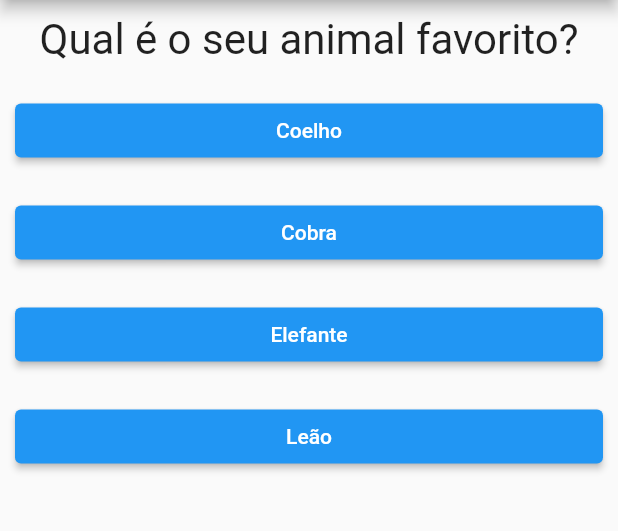
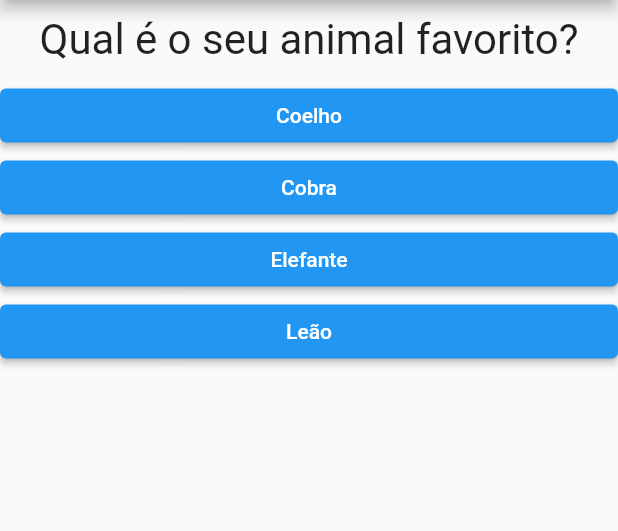
Before and after one commit to G-campos/app-perguntas, a Flutter app: the screen it shows after launch, after a tap on "Preto", on a phone screen of 412 x 824 dp, the part 84-615 px from its top. Run offline on Flutter 3.47's test engine with Material 2 defaults, Android fonts, the phone set to English and light mode, and no system bars.

Commit message:
refactor and fix

```diff
--- a/lib/main.dart
+++ b/lib/main.dart
@@ -1,39 +1,51 @@
 import 'package:flutter/material.dart';
-import 'package:projeto_perguntas/questionario.dart';
-import 'package:projeto_perguntas/resultado.dart';
+import './questionario.dart';
+import './resultado.dart';
 
-main() => runApp(const PerguntaApp());
+void main() => runApp(const PerguntaApp());
 
 class _PerguntaAppState extends State<PerguntaApp> {
   var _perguntaSelecionada = 0;
-
+  var _pontuacaoTotal = 0;
   final _perguntas = const [
     {
       'texto': 'Qual é a sua cor favorita?',
-      'respostas': ['Preto', 'Vermelho', 'Verde', 'Branco']
+      'respostas': [
+        {'texto': 'Preto', 'pontuacao': 10},
+        {'texto': 'Vermelho', 'pontuacao': 5},
+        {'texto': 'Verde', 'pontuacao': 3},
+        {'texto': 'Branco', 'pontuacao': 1},
+      ],
     },
     {
       'texto': 'Qual é o seu animal favorito?',
-      'respostas': ['Coelho', 'Cobra', 'Elefante', 'Leão']
+      'respostas': [
+        {'texto': 'Coelho', 'pontuacao': 10},
+        {'texto': 'Cobra', 'pontuacao': 5},
+        {'texto': 'Elefante', 'pontuacao': 3},
+        {'texto': 'Leão', 'pontuacao': 1},
+      ],
     },
     {
       'texto': 'Qual é o seu instrutor favorito?',
-      'respostas': ['Maria', 'João', 'Leo', 'Pedro']
+      'respostas': [
+        {'texto': 'Leo', 'pontuacao': 10},
+        {'texto': 'Maria', 'pontuacao': 5},
+        {'texto': 'João', 'pontuacao': 3},
+        {'texto': 'Pedro', 'pontuacao': 1},
+      ],
     }
   ];
 
-  void _responder() {
+  void _responder(int pontuacao) {
     if (temPerguntaSelecionada) {
       setState(() {
         _perguntaSelecionada++;
+        _pontuacaoTotal += pontuacao;
       });
     }
-  }
 
-  void _reiniciar() {
-    setState(() {
-      _perguntaSelecionada = 0;
-    });
+    print(_pontuacaoTotal);
   }
 
   bool get temPerguntaSelecionada {
@@ -51,11 +63,10 @@ class _PerguntaAppState extends State<PerguntaApp> {
             ? Questionario(
                 perguntas: _perguntas,
                 perguntaSelecionada: _perguntaSelecionada,
-                  responder: _responder)
-              : Resultado(
-                  'Reiniciar!',
-                  _reiniciar,
-                )),
+                quandoResponder: _responder,
+              )
+            : const Resultado(),
+      ),
     );
   }
 }
--- a/lib/questao.dart
+++ b/lib/questao.dart
@@ -1,11 +1,9 @@
 import 'package:flutter/material.dart';
 
 class Questao extends StatelessWidget {
-  // const Questao({super.key});
+  final String texto;
 
-  String texto;
-
-  Questao(this.texto, {super.key});
+  const Questao(this.texto, {super.key});
 
   @override
   Widget build(BuildContext context) {
--- a/lib/questionario.dart
+++ b/lib/questionario.dart
@@ -1,18 +1,18 @@
 import 'package:flutter/material.dart';
-import 'package:projeto_perguntas/questao.dart';
-import 'package:projeto_perguntas/resposta.dart';
+import './questao.dart';
+import './resposta.dart';
 
 class Questionario extends StatelessWidget {
+  final List<Map<String, Object>> perguntas;
+  final int perguntaSelecionada;
+  final void Function(int) quandoResponder;
+
   const Questionario({
-    super.key,
     required this.perguntas,
     required this.perguntaSelecionada,
-    required this.responder,
+    required this.quandoResponder,
+    super.key,
   });
-
-  final List<Map<String, Object>> perguntas;
-  final int perguntaSelecionada;
-  final void Function() responder;
 
   bool get temPerguntaSelecionada {
     return perguntaSelecionada < perguntas.length;
@@ -20,24 +20,20 @@ class Questionario extends StatelessWidget {
 
   @override
   Widget build(BuildContext context) {
-    List<String> respostas = temPerguntaSelecionada
-        ? perguntas[perguntaSelecionada].cast()['respostas']
+    List<Map<String, Object>> respostas = temPerguntaSelecionada
+        ? perguntas[perguntaSelecionada]['respostas']
+            as List<Map<String, Object>>
         : [];
 
-    // List<Map<String, Object>> respostas = temPerguntaSelecionada
-    //     ? perguntas[perguntaSelecionada]['respostas']
-    //         as List<Map<String, Object>>
-    //     : [];
-
     return Column(
-      children: <Widget>[
-        Questao(
-          perguntas[perguntaSelecionada]['texto'].toString(),
-        ),
-        ...respostas.map((texto) => Resposta(texto, responder)).toList(),
-        // ...respostas
-        //     .map((resp) => Resposta(resp['texto'] as String, quandoResponder))
-        //     .toList(),
+      children: [
+        Questao(perguntas[perguntaSelecionada]['texto'] as String),
+        ...respostas.map((resp) {
+          return Resposta(
+            resp['texto'] as String,
+            () => quandoResponder(resp['pontuacao'] as int),
+          );
+        }).toList(),
       ],
     );
   }
--- a/lib/resposta.dart
+++ b/lib/resposta.dart
@@ -1,17 +1,20 @@
 import 'package:flutter/material.dart';
 
 class Resposta extends StatelessWidget {
-  const Resposta(this.texto, this.quandoSelecionado, {super.key});
-
   final String texto;
   final void Function() quandoSelecionado;
 
+  const Resposta(this.texto, this.quandoSelecionado, {super.key});
+
   @override
   Widget build(BuildContext context) {
-    return Container(
+    return SizedBox(
       width: double.infinity,
-      margin: const EdgeInsets.all(10),
       child: ElevatedButton(
+        style: ElevatedButton.styleFrom(
+          backgroundColor: Colors.blue,
+          foregroundColor: Colors.white,
+        ),
         onPressed: quandoSelecionado,
         child: Text(texto),
       ),
--- a/lib/resultado.dart
+++ b/lib/resultado.dart
@@ -1,32 +1,17 @@
 import 'package:flutter/material.dart';
 
 class Resultado extends StatelessWidget {
-  const Resultado(this.texto, this.quandoSelecionado, {super.key});
-
-  final String texto;
-  final void Function() quandoSelecionado;
+  const Resultado({super.key});
 
   @override
   Widget build(BuildContext context) {
-    return Column(
-      mainAxisAlignment: MainAxisAlignment.center,
-      children: <Widget>[
-        const Text(
-          'Parabéns',
-          style: TextStyle(fontSize: 28),
+    return const Center(
+      child: Text(
+        'Parabéns!',
+        style: TextStyle(
+          fontSize: 28,
         ),
-        Container(
-          width: double.infinity,
-          margin: const EdgeInsets.all(10),
-          child: ElevatedButton(
-            onPressed: quandoSelecionado,
-            child: Text(
-              texto,
-              style: const TextStyle(fontSize: 28),
-            ),
-          ),
-        ),
-      ],
+      ),
     );
   }
 }
```
Lines whose indentation alone changed are shown as unchanged.
